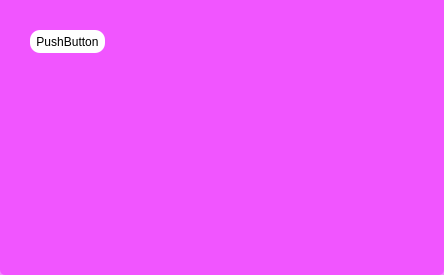
The window that dev/screen/inactiveScreen/inactiveScreen.ui (sarabayushman/Tangent) describes before a commit, drawn with Qt 5.
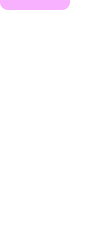
The same window after the commit. Icons and pictures are not drawn.

What changed in the file:
```diff
--- a/dev/screen/inactiveScreen/inactiveScreen.ui
+++ b/dev/screen/inactiveScreen/inactiveScreen.ui
@@ -6,40 +6,106 @@
    <rect>
     <x>0</x>
     <y>0</y>
-    <width>444</width>
-    <height>275</height>
+    <width>94</width>
+    <height>247</height>
    </rect>
   </property>
   <property name="windowTitle">
    <string>Form</string>
   </property>
   <property name="styleSheet">
-   <string notr="true">QWidget{
-background-color: rgba(238, 51, 255, 150);
-border-bottom-left-radius: 5px;
-border-bottom-right-radius: 5px;
+   <string notr="true">background-color: transparent;</string>
+  </property>
+  <layout class="QVBoxLayout" name="verticalLayout">
+   <property name="spacing">
+    <number>0</number>
+   </property>
+   <property name="leftMargin">
+    <number>0</number>
+   </property>
+   <property name="topMargin">
+    <number>0</number>
+   </property>
+   <property name="rightMargin">
+    <number>0</number>
+   </property>
+   <property name="bottomMargin">
+    <number>0</number>
+   </property>
+   <item>
+    <widget class="QWidget" name="widget" native="true">
+     <property name="minimumSize">
+      <size>
+       <width>70</width>
+       <height>10</height>
+      </size>
+     </property>
+     <property name="maximumSize">
+      <size>
+       <width>70</width>
+       <height>110</height>
+      </size>
+     </property>
+     <property name="styleSheet">
+      <string notr="true">QWidget{
+background-color: rgba(238, 51, 255, 98);
+border-bottom-left-radius: 8px;
+border-bottom-right-radius: 8px;
 }
 QWidget:hover{
 background-color: rgba(238, 51, 255, 230);
 }</string>
-  </property>
-  <widget class="QPushButton" name="pushButton">
-   <property name="geometry">
-    <rect>
-     <x>30</x>
-     <y>30</y>
-     <width>75</width>
-     <height>23</height>
-    </rect>
-   </property>
-   <property name="styleSheet">
-    <string notr="true">background-color: rgb(255, 255, 255);
-border-radius: 10px;</string>
-   </property>
-   <property name="text">
-    <string>PushButton</string>
-   </property>
-  </widget>
+     </property>
+     <widget class="QLabel" name="label">
+      <property name="geometry">
+       <rect>
+        <x>10</x>
+        <y>70</y>
+        <width>61</width>
+        <height>31</height>
+       </rect>
+      </property>
+      <property name="styleSheet">
+       <string notr="true">background-color: transparent;</string>
+      </property>
+      <property name="text">
+       <string>release 
+files here</string>
+      </property>
+     </widget>
+     <widget class="QLabel" name="label_2">
+      <property name="geometry">
+       <rect>
+        <x>10</x>
+        <y>20</y>
+        <width>51</width>
+        <height>51</height>
+       </rect>
+      </property>
+      <property name="styleSheet">
+       <string notr="true">border-radius: 0px;
+background-image: url(&quot;./dev/screen/inactiveScreen/res/img-id-1.png&quot;);</string>
+      </property>
+      <property name="text">
+       <string/>
+      </property>
+     </widget>
+    </widget>
+   </item>
+   <item>
+    <spacer name="verticalSpacer">
+     <property name="orientation">
+      <enum>Qt::Vertical</enum>
+     </property>
+     <property name="sizeHint" stdset="0">
+      <size>
+       <width>20</width>
+       <height>234</height>
+      </size>
+     </property>
+    </spacer>
+   </item>
+  </layout>
  </widget>
  <resources/>
  <connections/>
```
Left out of the diff: 2 changed lines with no effect on the pictures.
